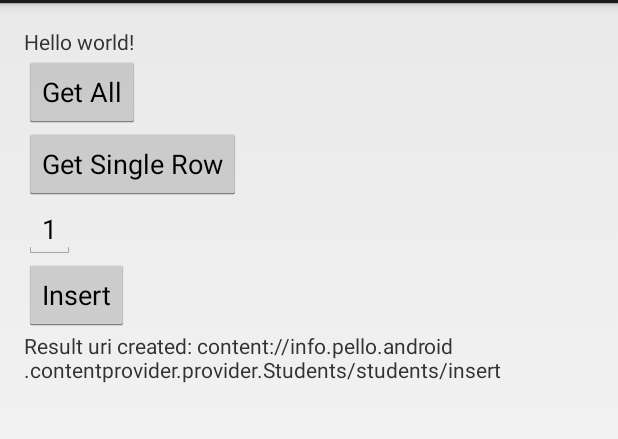
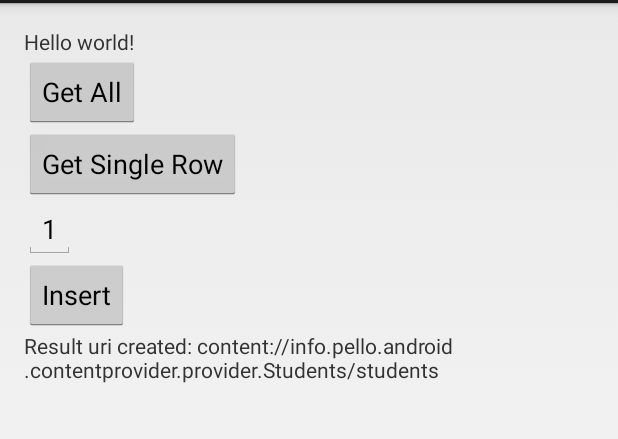
Before and after one commit to pxai/android-contentproviderclient, an Android app: the screen it shows after launch (MainActivity), after a tap on "Insert", on a phone screen of 412 x 824 dp, the part 69-508 px from its top. Run offline under Robolectric (Android 15) with nearby library versions, the phone set to English and light mode, and no system bars.

Commit message:
client ok

```diff
--- a/app/src/main/AndroidManifest.xml
+++ b/app/src/main/AndroidManifest.xml
@@ -3,7 +3,7 @@
     package="info.pello.android.contentproviderclient"
     android:versionCode="1"
     android:versionName="1.0" >
-<uses-permission android:name="info.pello.android.contentprovider.provider.READ" />
+<!--uses-permission android:name="info.pello.android.contentprovider.provider.READ" / -->
     <uses-sdk
         android:minSdkVersion="8"
         android:targetSdkVersion="17" />
--- a/app/src/main/java/info/pello/android/contentproviderclient/MainActivity.java
+++ b/app/src/main/java/info/pello/android/contentproviderclient/MainActivity.java
@@ -104,7 +104,7 @@ public class MainActivity extends Activity {
 	public void insertData (View v) {
 		Log.d("PELLODEBUG","Client> button pressed.");
 		String result = "";
-		String uriString = "content://info.pello.android.contentprovider.provider.Students/students/insert";
+		String uriString = "content://info.pello.android.contentprovider.provider.Students/students";
 		Uri uri = Uri.parse(uriString);
 		ContentValues contentValues = new ContentValues();
 		contentValues.put("_id", System.currentTimeMillis());
```
Also changed, not shown: 7 other files.
